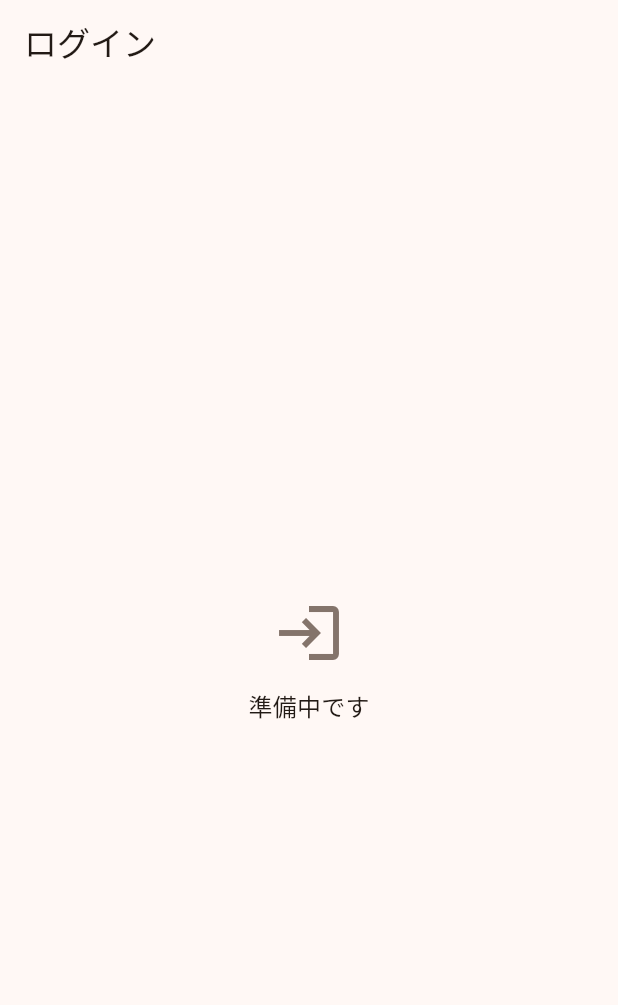
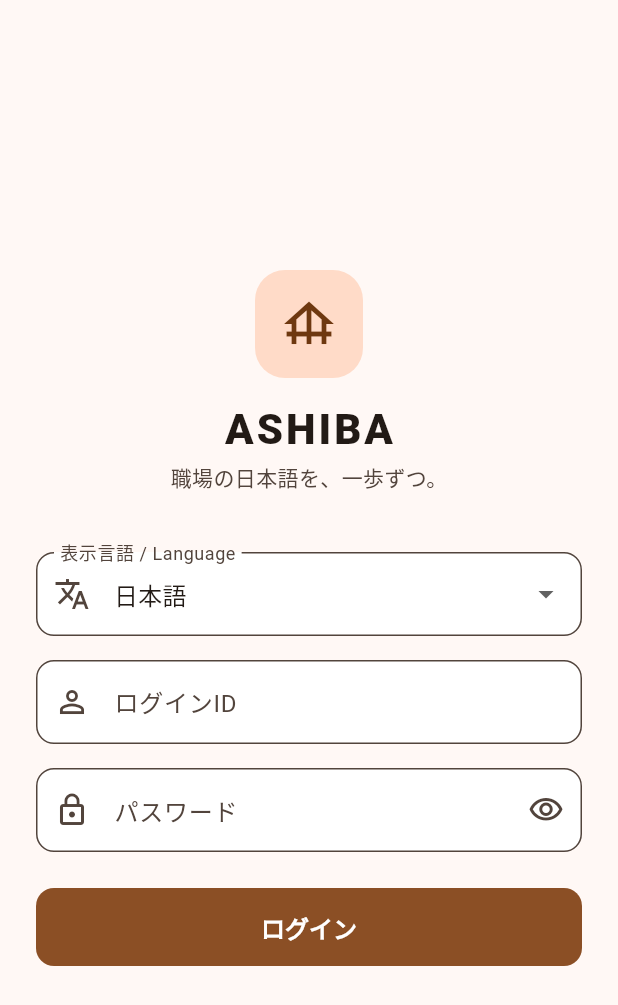
Before and after one commit to sigimu/ashiba, a Flutter app: the screen it shows after launch, on a phone screen of 412 x 824 dp. Shown: the top 1005 px of the screen. Run offline on Flutter 3.47's test engine with Material 3 defaults, Android fonts, the phone set to English and light mode, and no system bars; our stand-ins replace flutter_riverpod, go_router.

Commit message:
feat: L01 ログイン画面を追加
- ログインID／パスワード／表示言語の選択（7言語）
- 未入力・認証失敗時のエラー表示、通信中のローディング
- ログイン成功で authState が更新され、ルーターがホームへ移る
- LoginViewModel の単体テストを追加

Co-Authored-By: Claude Opus 5.5 <noreply@anthropic.com>

```diff
--- a/lib/src/router/routes.dart
+++ b/lib/src/router/routes.dart
@@ -1,6 +1,7 @@
 import 'package:flutter/material.dart';
 import 'package:go_router/go_router.dart';
 
+import '../screen/login/login_screen.dart';
 import '../widget/presentation/main_shell/main_shell.dart';
 import '../widget/presentation/placeholder_view/placeholder_view.dart';
 import 'route_path.dart';
@@ -9,8 +10,7 @@ import 'route_path.dart';
 final List<RouteBase> appRoutes = [
   GoRoute(
     path: RoutePath.login,
-    builder: (context, state) =>
-        const PlaceholderView(title: 'ログイン', icon: Icons.login),
+    builder: (context, state) => const LoginScreen(),
   ),
   StatefulShellRoute.indexedStack(
     builder: (context, state, navigationShell) =>
--- /dev/null
+++ b/lib/src/screen/login/login_screen.dart
@@ -0,0 +1,224 @@
+import 'package:flutter/material.dart';
+import 'package:flutter_riverpod/flutter_riverpod.dart';
+
+import '../../app_state/language_state.dart';
+import '../../model/app_language.dart';
+import 'login_view_model.dart';
+
+/// L01 ログイン画面。
+class LoginScreen extends ConsumerStatefulWidget {
+  const LoginScreen({super.key});
+
+  @override
+  ConsumerState<LoginScreen> createState() => _LoginScreenState();
+}
+
+class _LoginScreenState extends ConsumerState<LoginScreen> {
+  final _loginIdController = TextEditingController();
+  final _passwordController = TextEditingController();
+  bool _obscurePassword = true;
+
+  @override
+  void dispose() {
+    _loginIdController.dispose();
+    _passwordController.dispose();
+    super.dispose();
+  }
+
+  void _submit() {
+    FocusScope.of(context).unfocus();
+    ref
+        .read(loginViewModelProvider.notifier)
+        .login(
+          loginId: _loginIdController.text,
+          password: _passwordController.text,
+        );
+  }
+
+  @override
+  Widget build(BuildContext context) {
+    final uiState = ref.watch(loginViewModelProvider);
+    final language = ref.watch(languageStateProvider);
+    final theme = Theme.of(context);
+
+    return Scaffold(
+      body: SafeArea(
+        child: Center(
+          child: SingleChildScrollView(
+            padding: const EdgeInsets.all(24),
+            child: ConstrainedBox(
+              constraints: const BoxConstraints(maxWidth: 400),
+              child: AutofillGroup(
+                child: Column(
+                  crossAxisAlignment: CrossAxisAlignment.stretch,
+                  children: [
+                    const _Logo(),
+                    const SizedBox(height: 40),
+                    _LanguageSelector(
+                      value: language,
+                      onChanged: (value) => ref
+                          .read(languageStateProvider.notifier)
+                          .select(value),
+                    ),
+                    const SizedBox(height: 16),
+                    TextField(
+                      key: const Key('login_id'),
+                      controller: _loginIdController,
+                      enabled: !uiState.isLoading,
+                      textInputAction: TextInputAction.next,
+                      autofillHints: const [AutofillHints.username],
+                      decoration: const InputDecoration(
+                        labelText: 'ログインID',
+                        prefixIcon: Icon(Icons.person_outline),
+                      ),
+                    ),
+                    const SizedBox(height: 16),
+                    TextField(
+                      key: const Key('password'),
+                      controller: _passwordController,
+                      enabled: !uiState.isLoading,
+                      obscureText: _obscurePassword,
+                      textInputAction: TextInputAction.done,
+                      autofillHints: const [AutofillHints.password],
+                      onSubmitted: (_) => _submit(),
+                      decoration: InputDecoration(
+                        labelText: 'パスワード',
+                        prefixIcon: const Icon(Icons.lock_outline),
+                        suffixIcon: IconButton(
+                          tooltip: _obscurePassword ? 'パスワードを表示' : 'パスワードを隠す',
+                          icon: Icon(
+                            _obscurePassword
+                                ? Icons.visibility_outlined
+                                : Icons.visibility_off_outlined,
+                          ),
+                          onPressed: () => setState(
+                            () => _obscurePassword = !_obscurePassword,
+                          ),
+                        ),
+                      ),
+                    ),
+                    if (uiState.errorMessage case final message?) ...[
+                      const SizedBox(height: 16),
+                      _ErrorBanner(message: message),
+                    ],
+                    const SizedBox(height: 24),
+                    FilledButton(
+                      key: const Key('login_button'),
+                      onPressed: uiState.isLoading ? null : _submit,
+                      child: uiState.isLoading
+                          ? SizedBox.square(
+                              dimension: 22,
+                              child: CircularProgressIndicator(
+                                strokeWidth: 2.5,
+                                color: theme.colorScheme.onPrimary,
+                              ),
+                            )
+                          : const Text('ログイン'),
+                    ),
+                  ],
+                ),
+              ),
+            ),
+          ),
+        ),
+      ),
+    );
+  }
+}
+
+class _Logo extends StatelessWidget {
+  const _Logo();
+
+  @override
+  Widget build(BuildContext context) {
+    final theme = Theme.of(context);
+    return Column(
+      children: [
+        Container(
+          width: 72,
+          height: 72,
+          decoration: BoxDecoration(
+            color: theme.colorScheme.primaryContainer,
+            borderRadius: BorderRadius.circular(20),
+          ),
+          child: Icon(
+            Icons.foundation,
+            size: 40,
+            color: theme.colorScheme.onPrimaryContainer,
+          ),
+        ),
+        const SizedBox(height: 16),
+        Text(
+          'ASHIBA',
+          style: theme.textTheme.headlineMedium?.copyWith(
+            fontWeight: FontWeight.w800,
+            letterSpacing: 2,
+          ),
+        ),
+        const SizedBox(height: 4),
+        Text(
+          '職場の日本語を、一歩ずつ。',
+          style: theme.textTheme.bodyMedium?.copyWith(
+            color: theme.colorScheme.onSurfaceVariant,
+          ),
+        ),
+      ],
+    );
+  }
+}
+
+class _LanguageSelector extends StatelessWidget {
+  const _LanguageSelector({required this.value, required this.onChanged});
+
+  final AppLanguage value;
+  final ValueChanged<AppLanguage> onChanged;
+
+  @override
+  Widget build(BuildContext context) {
+    return DropdownButtonFormField<AppLanguage>(
+      key: const Key('language'),
+      initialValue: value,
+      decoration: const InputDecoration(
+        labelText: '表示言語 / Language',
+        prefixIcon: Icon(Icons.translate),
+      ),
+      items: [
+        for (final language in AppLanguage.values)
+          DropdownMenuItem(value: language, child: Text(language.label)),
+      ],
+      onChanged: (value) {
+        if (value != null) onChanged(value);
+      },
+    );
+  }
+}
+
+class _ErrorBanner extends StatelessWidget {
+  const _ErrorBanner({required this.message});
+
+  final String message;
+
+  @override
+  Widget build(BuildContext context) {
+    final colorScheme = Theme.of(context).colorScheme;
+    return Container(
+      padding: const EdgeInsets.all(12),
+      decoration: BoxDecoration(
+        color: colorScheme.errorContainer,
+        borderRadius: BorderRadius.circular(12),
+      ),
+      child: Row(
+        children: [
+          Icon(Icons.error_outline, color: colorScheme.onErrorContainer),
+          const SizedBox(width: 8),
+          Expanded(
+            child: Text(
+              message,
+              style: TextStyle(color: colorScheme.onErrorContainer),
+            ),
+          ),
+        ],
+      ),
+    );
+  }
+}
```
Also changed, not shown: lib/src/screen/login/login_view_model.dart (added, +55 -0 lines), 1 other file.
